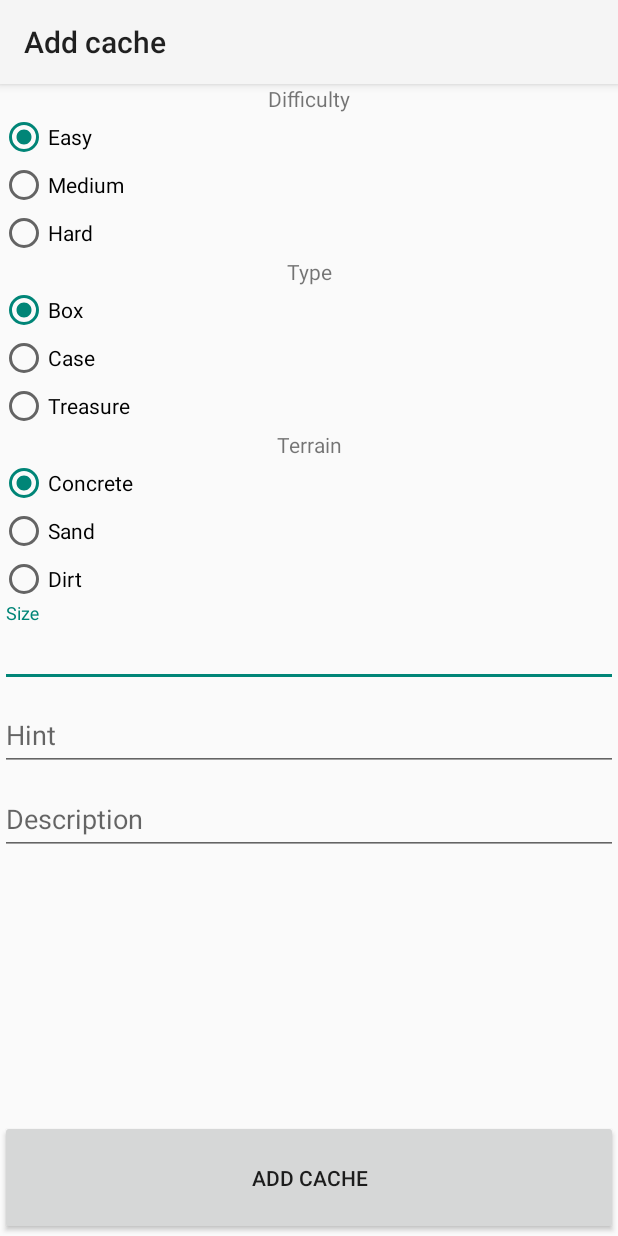
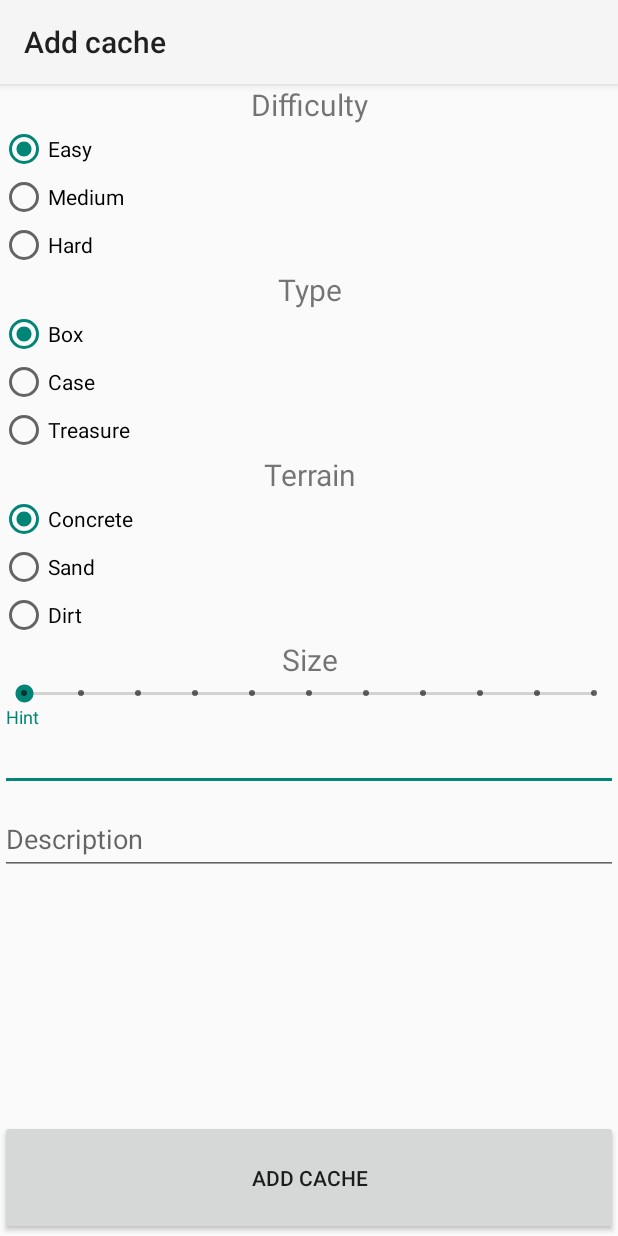
Before and after one commit to valentin-utt/projetIF26Android, an Android app: the AddCacheActivity screen opened directly, with no data from a screen before it, on a phone screen of 412 x 824 dp. Run offline under Robolectric (Android 15) with nearby library versions, the phone set to English and light mode, and no system bars.

Commit message:
Ajout d'une size bar pour la taille

```diff
--- a/app/src/main/AndroidManifest.xml
+++ b/app/src/main/AndroidManifest.xml
@@ -49,6 +49,7 @@
         <activity android:name=".activity.ViewCacheActivity" />
         <activity android:name=".activity.FilterActivity" />
         <activity android:name=".activity.LegalActivity"></activity>
+
     </application>
 
 </manifest>
--- a/app/src/main/java/fr/utt/if26/projet/activity/AddCacheActivity.java
+++ b/app/src/main/java/fr/utt/if26/projet/activity/AddCacheActivity.java
@@ -12,6 +12,7 @@ import android.view.View;
 import android.widget.Button;
 import android.widget.EditText;
 import android.widget.RadioGroup;
+import android.widget.SeekBar;
 
 import fr.utt.if26.projet.R;
 import fr.utt.if26.projet.model.Cache;
@@ -62,10 +63,32 @@ public class AddCacheActivity extends AppCompatActivity {
         difficultyRadioGroup = findViewById(R.id.difficultyRadioGroup);
         typeRadioGroup = findViewById(R.id.typeRadioGroup);
         terrainRadioGroup = findViewById(R.id.terrainRadioGroup);
-        sizeEditText = findViewById(R.id.sizeEditText);
+        //sizeEditText = findViewById(R.id.sizeEditText);
         hintEditText = findViewById(R.id.hintEditText);
         descriptionEditText = findViewById(R.id.descriptionEditText);
         addCacheButton = findViewById(R.id.addCacheButton);
+        size=0;
+
+        SeekBar seekBar = (SeekBar)findViewById(R.id.seekBar);
+
+        seekBar.setOnSeekBarChangeListener(new SeekBar.OnSeekBarChangeListener() {
+
+            @Override
+            public void onProgressChanged(SeekBar seekBar, int progress, boolean fromUser) {
+                size = progress;
+            }
+
+            @Override
+            public void onStartTrackingTouch(SeekBar seekBar) {
+
+            }
+
+            @Override
+            public void onStopTrackingTouch(SeekBar seekBar) {
+
+            }
+        });
+
 
         sharedPref = this.getSharedPreferences(getString(R.string.preference_file_key), Context.MODE_PRIVATE);
 
@@ -110,7 +133,7 @@ public class AddCacheActivity extends AppCompatActivity {
                         break;
                 }
 
-                size = Integer.valueOf(sizeEditText.getText().toString());
+                //size = Integer.valueOf(sizeEditText.getText().toString());
                 hint = hintEditText.getText().toString();
                 description = descriptionEditText.getText().toString();
 
@@ -134,4 +157,6 @@ public class AddCacheActivity extends AppCompatActivity {
             }
         });
     }
+
+
 }
--- a/app/src/main/java/fr/utt/if26/projet/activity/MapsActivity.java
+++ b/app/src/main/java/fr/utt/if26/projet/activity/MapsActivity.java
@@ -129,6 +129,7 @@ public class MapsActivity extends AppCompatActivity implements OnMapReadyCallbac
     @Override
     public void onMapReady(GoogleMap googleMap) {
         mMap = googleMap;
+        mMap.getUiSettings().setMapToolbarEnabled(false);
         mMap.setOnMarkerClickListener(this);
         mMap.setMapType(GoogleMap.MAP_TYPE_NORMAL);
         mMap.setMapStyle(MapStyleOptions.loadRawResourceStyle(this, R.raw.style_json));
--- a/app/src/main/res/layout/activity_add_cache.xml
+++ b/app/src/main/res/layout/activity_add_cache.xml
@@ -31,6 +31,8 @@
             android:orientation="vertical">
 
 
+
+
             <RadioGroup
                 android:id="@+id/difficultyRadioGroup"
                 android:layout_width="match_parent"
@@ -43,6 +45,7 @@
                     android:layout_height="wrap_content"
                     android:layout_weight="1"
                     android:gravity="center"
+                    android:textSize="20sp"
                     android:text="@string/difficulty" />
 
                 <RadioButton
@@ -70,11 +73,13 @@
 
             <RadioGroup
                 android:id="@+id/typeRadioGroup"
+
                 android:layout_width="match_parent"
                 android:layout_height="wrap_content">
 
                 <TextView
                     android:id="@+id/textView3"
+                    android:textSize="20sp"
                     android:layout_width="match_parent"
                     android:layout_height="wrap_content"
                     android:gravity="center"
@@ -111,6 +116,7 @@
 
                 <TextView
                     android:id="@+id/textView2"
+                    android:textSize="20sp"
                     android:layout_width="match_parent"
                     android:layout_height="wrap_content"
                     android:gravity="center"
@@ -140,20 +146,22 @@
                     android:text="@string/terrain_dirt"  />
             </RadioGroup>
 
-            <android.support.design.widget.TextInputLayout
-                android:id="@+id/sizeTextInputLayout"
+
+            <TextView
+                android:id="@+id/textViewSize"
                 android:layout_width="match_parent"
-                android:layout_height="wrap_content">
-
-                <EditText
-                    android:id="@+id/sizeEditText"
-                    android:layout_width="match_parent"
-                    android:layout_height="wrap_content"
-                    android:ems="10"
-                    android:hint="@string/size"
-                    android:inputType="number" />
-
-            </android.support.design.widget.TextInputLayout>
+                android:layout_height="0dp"
+                android:textSize="20sp"
+                android:gravity="center"
+                android:layout_weight="1"
+                android:text="@string/size" />
+            <SeekBar
+                android:id="@+id/seekBar"
+                style="@style/Widget.AppCompat.SeekBar.Discrete"
+                android:layout_width="match_parent"
+                android:layout_height="wrap_content"
+                android:max="10"
+                android:progress="0" />
 
             <android.support.design.widget.TextInputLayout
                 android:id="@+id/hintTextInputLayout"
--- a/app/src/main/res/layout/activity_legal.xml
+++ b/app/src/main/res/layout/activity_legal.xml
@@ -24,9 +24,11 @@
 
     <TextView
         android:id="@+id/textViewRGPD"
+        android:justificationMode="inter_word"
         android:layout_width="wrap_content"
         android:layout_height="wrap_content"
         android:text="@string/RGPD"
+        android:textSize="16sp"
         app:layout_constraintStart_toStartOf="@+id/my_toolbar"
         app:layout_constraintTop_toBottomOf="@+id/my_toolbar" />
 
--- a/app/src/main/res/menu/menu2.xml
+++ b/app/src/main/res/menu/menu2.xml
@@ -1,5 +1,8 @@
 <?xml version="1.0" encoding="utf-8"?>
 <menu xmlns:android="http://schemas.android.com/apk/res/android">
+    <item android:id="@+id/sign_in_or_register"
+        android:title="@string/login_button"/>
     <item android:id="@+id/show_legal"
         android:title="@string/legal"/>
+
 </menu>
--- a/app/src/main/res/values/strings.xml
+++ b/app/src/main/res/values/strings.xml
@@ -21,6 +21,8 @@
     <string name="cancel">Cancel</string>
     <string name="disconect">Disconnect</string>
     <string name="map_button">map</string>
+    <string name="play_button">play</string>
+    <string name="quit_button">Quit</string>
     <string name="loged_id" translatable="false">loged_id</string>
     <string name="login_button">Sign in or register</string>
     <string name="register">register</string>
```
Also changed, not shown: app/src/main/java/fr/utt/if26/projet/activity/LegalActivity.java (+8 -0 lines), app/src/main/java/fr/utt/if26/projet/activity/MainActivity.java (+33 -1 lines), app/src/main/res/layout/activity_main.xml (+10 -1 lines), 1 other file.
